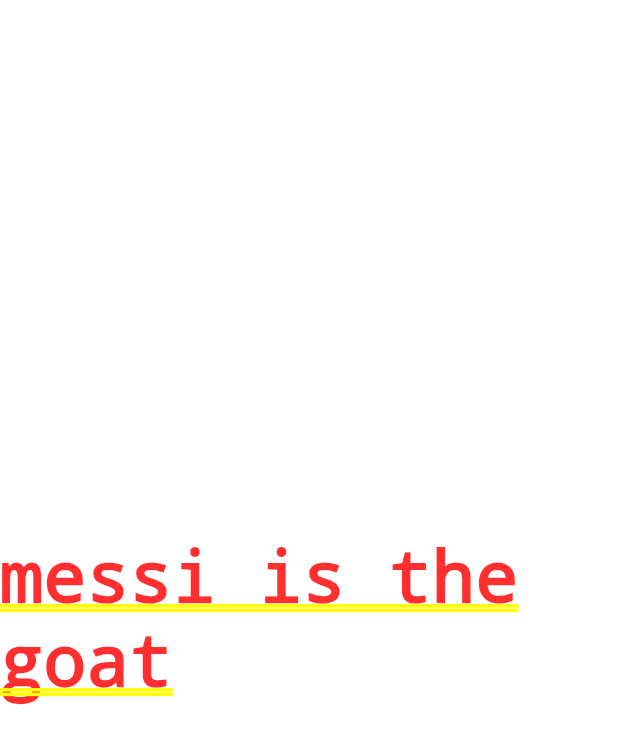
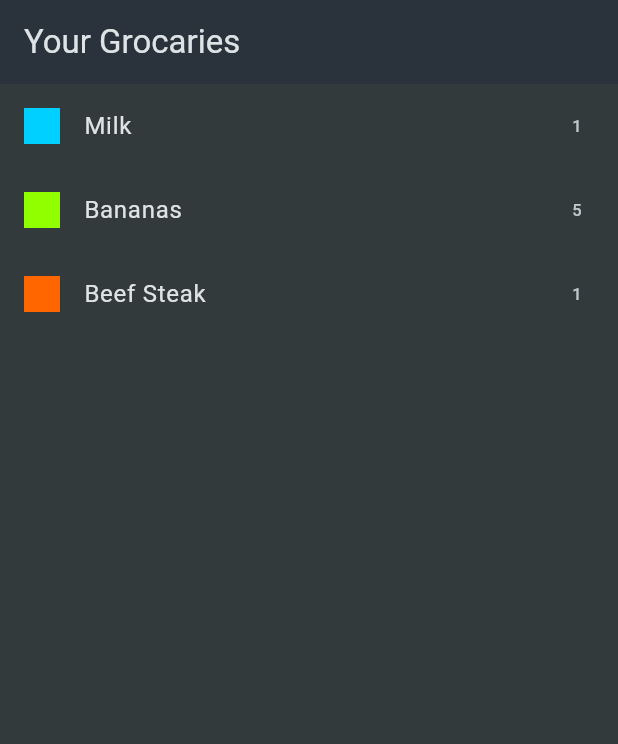
Before and after one commit to mhmadabuzaid/shop, a Flutter app: the screen it shows after launch, on a phone screen of 412 x 824 dp. Shown: the top 744 px of the screen. Run offline on Flutter 3.47's test engine with Material 3 defaults, Android fonts, the phone set to English and light mode, and no system bars.

Commit message:
new item base added

```diff
--- a/lib/main.dart
+++ b/lib/main.dart
@@ -1,4 +1,5 @@
 import 'package:flutter/material.dart';
+import 'package:shopping_app/widgets/grocery_list.dart';
 
 void main() {
   runApp(const MyApp());
@@ -21,7 +22,7 @@ class MyApp extends StatelessWidget {
         ),
         scaffoldBackgroundColor: const Color.fromARGB(255, 50, 58, 60),
       ),
-      home: Center(child: Text('messi is the goat')),
+      home: GroceryList(),
     );
   }
 }
--- /dev/null
+++ b/lib/widgets/grocery_list.dart
@@ -0,0 +1,33 @@
+import 'package:flutter/material.dart';
+import 'package:shopping_app/data/dummy_item.dart';
+import 'package:shopping_app/widgets/newitem.dart';
+
+class GroceryList extends StatelessWidget {
+  const GroceryList({super.key});
+
+  @override
+  Widget build(BuildContext context) {
+    return Scaffold(
+      appBar: AppBar(title: Text('Your Grocaries')),
+      body: ListView.builder(
+        itemCount: groceryItems.length,
+        itemBuilder: (ctx, item) {
+          return ListTile(
+            title: Text(groceryItems[item].name),
+            leading: Container(
+              width: 24,
+              height: 24,
+              color: groceryItems[item].category.color,
+            ),
+            trailing: Text(groceryItems[item].quantity.toString()),
+            onTap: () => Navigator.of(context).push(
+              MaterialPageRoute(
+                builder: (ctx) => Newitem(newgroceryItem: groceryItems[item]),
+              ),
+            ),
+          );
+        },
+      ),
+    );
+  }
+}
```
Also changed, not shown: lib/widgets/newitem.dart (added, +20 -0 lines).
